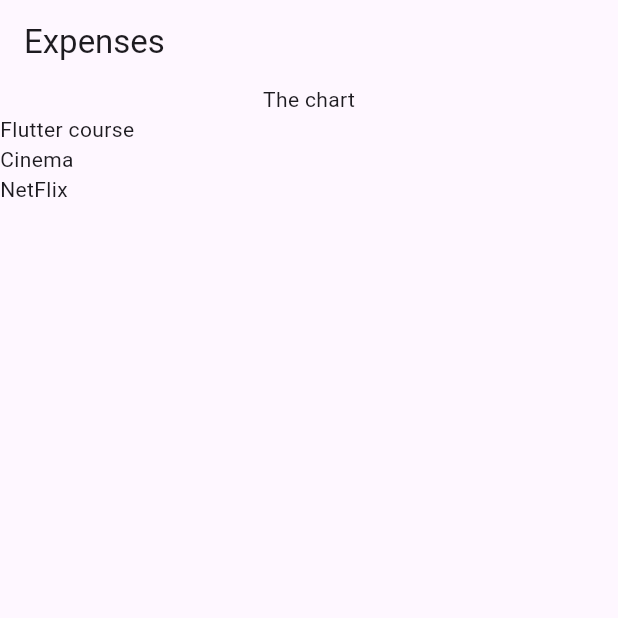
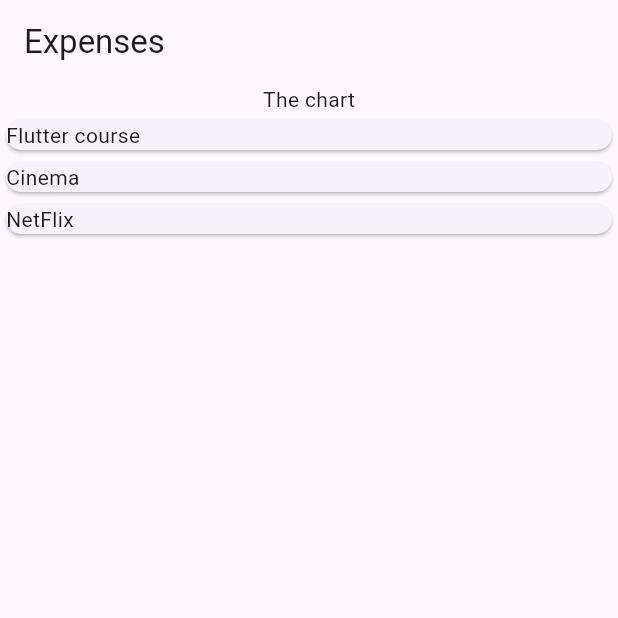
Before and after one commit to Rikstam/expense-tracker, a Flutter app: the screen it shows after launch, on a phone screen of 412 x 824 dp, the top half of it. Run offline on Flutter 3.47's test engine with Material 3 defaults, Android fonts, the phone set to English and light mode, and no system bars.

Commit message:
Refactor to widgets folder

```diff
--- a/lib/main.dart
+++ b/lib/main.dart
@@ -1,6 +1,6 @@
 import 'package:flutter/material.dart';
 
-import 'package:expense_tracker/expenses.dart';
+import 'package:expense_tracker/widgets/expenses.dart';
 
 void main() {
   runApp(
--- a/lib/expenses.dart
+++ b/lib/widgets/expenses.dart
@@ -1,5 +1,5 @@
 import 'package:expense_tracker/models/expense.dart';
-import 'package:expense_tracker/expenses_list.dart';
+import 'package:expense_tracker/widgets/expenses_list/expenses_list.dart';
 import 'package:flutter/material.dart';
 
 class Expenses extends StatefulWidget {
--- /dev/null
+++ b/lib/widgets/expenses_list/expense_item.dart
@@ -0,0 +1,12 @@
+import 'package:flutter/material.dart';
+import 'package:expense_tracker/models/expense.dart';
+
+class ExpenseItem extends StatelessWidget {
+  const ExpenseItem(this.expense, {super.key});
+  final Expense expense;
+
+  @override
+  Widget build(BuildContext context) {
+    return Card(child: Text(expense.title));
+  }
+}
--- a/lib/expenses_list.dart
+++ b/lib/widgets/expenses_list/expenses_list.dart
@@ -1,5 +1,6 @@
 import 'package:flutter/material.dart';
 import 'package:expense_tracker/models/expense.dart';
+import 'package:expense_tracker/widgets/expenses_list/expense_item.dart';
 
 class ExpensesList extends StatelessWidget {
   const ExpensesList({
@@ -13,7 +14,7 @@ class ExpensesList extends StatelessWidget {
   Widget build(BuildContext context) {
     return ListView.builder(
       itemCount: expenses.length,
-      itemBuilder: (ctx, index) => Text(expenses[index].title),
+      itemBuilder: (ctx, index) => ExpenseItem(expenses[index]),
     );
   }
 }
```
